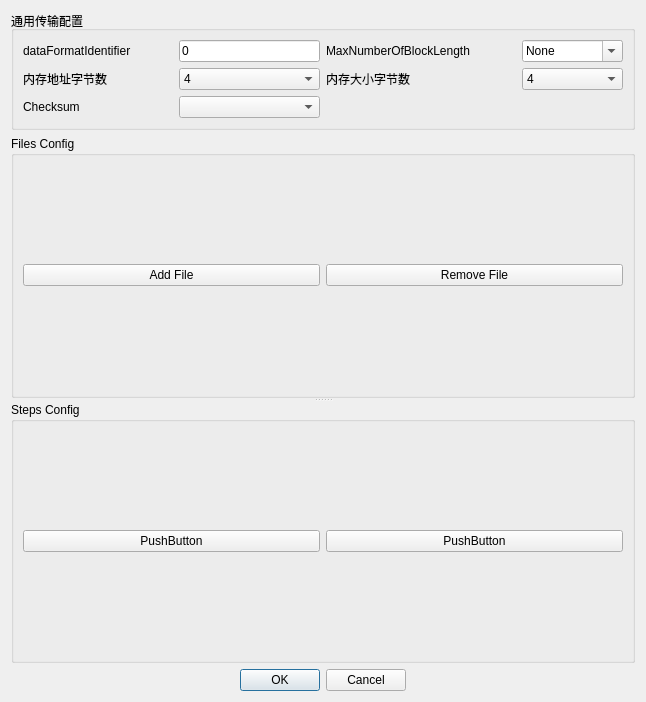
YEZZESDXHN/DoIP_Client, file app/ui/FlashConfig.ui: the form before one commit.
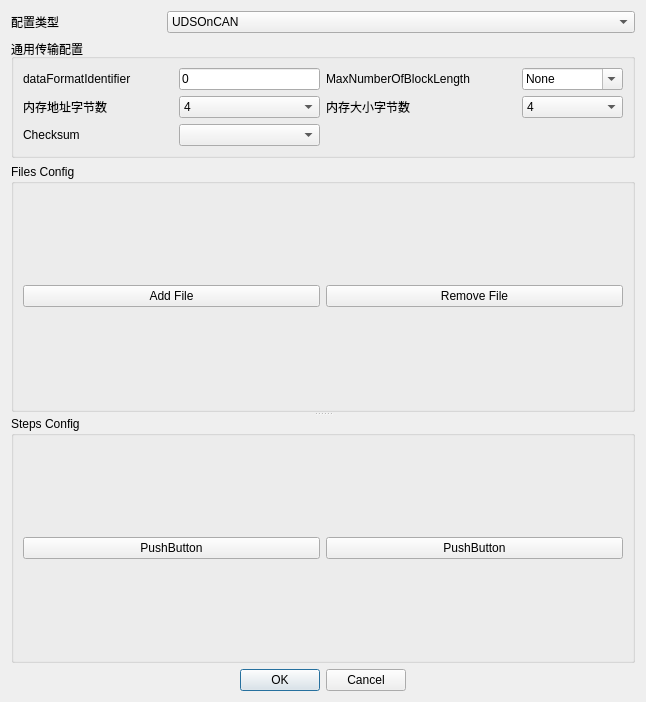
The form after the commit.

Patch:
```diff
--- a/app/ui/FlashConfig.ui
+++ b/app/ui/FlashConfig.ui
@@ -14,6 +14,52 @@
    <string>Dialog</string>
   </property>
   <layout class="QVBoxLayout" name="verticalLayout_3">
+   <item>
+    <layout class="QHBoxLayout" name="horizontalLayout_10">
+     <item>
+      <widget class="QLabel" name="label_6">
+       <property name="sizePolicy">
+        <sizepolicy hsizetype="Fixed" vsizetype="Fixed">
+         <horstretch>0</horstretch>
+         <verstretch>0</verstretch>
+        </sizepolicy>
+       </property>
+       <property name="minimumSize">
+        <size>
+         <width>150</width>
+         <height>0</height>
+        </size>
+       </property>
+       <property name="text">
+        <string>配置类型</string>
+       </property>
+      </widget>
+     </item>
+     <item>
+      <widget class="QComboBox" name="comboBox_ConfigType">
+       <property name="sizePolicy">
+        <sizepolicy hsizetype="Expanding" vsizetype="Fixed">
+         <horstretch>0</horstretch>
+         <verstretch>0</verstretch>
+        </sizepolicy>
+       </property>
+       <property name="currentIndex">
+        <number>0</number>
+       </property>
+       <item>
+        <property name="text">
+         <string>UDSOnCAN</string>
+        </property>
+       </item>
+       <item>
+        <property name="text">
+         <string>UDSOnIP</string>
+        </property>
+       </item>
+      </widget>
+     </item>
+    </layout>
+   </item>
    <item>
     <widget class="QGroupBox" name="groupBox">
      <property name="title">
```
